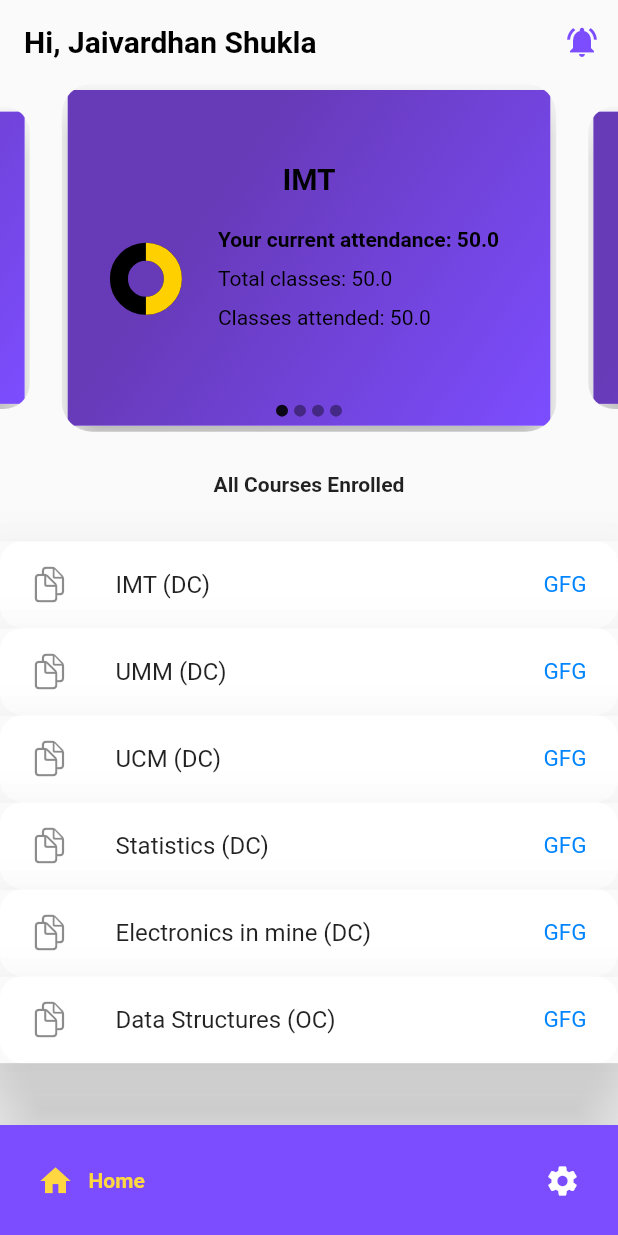
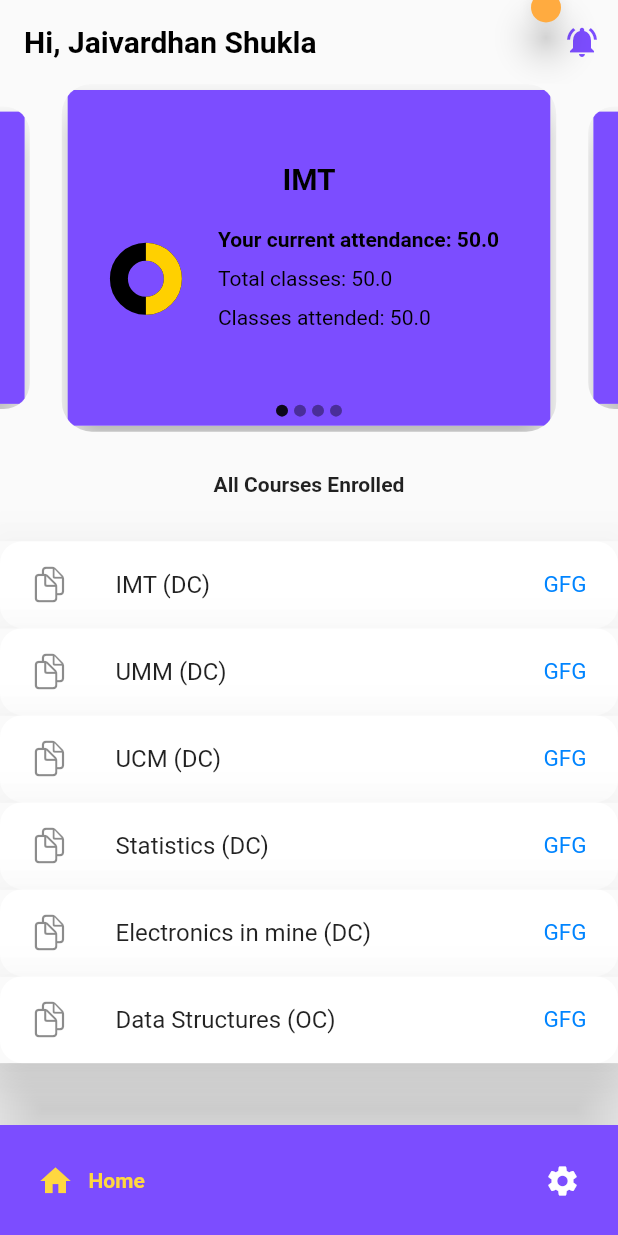
Before and after one commit to jaivsh/Attendance-app-for-department, a Flutter app: the HomeScreen screen opened directly, on a phone screen of 412 x 824 dp. Run offline on Flutter 3.47's test engine with Material 2 defaults, Android fonts, the phone set to English and light mode, and no system bars; drawn by our look-alikes of badges, carousel_slider, getwidget, google_nav_bar; our stand-ins replace cloud_firestore, firebase_core, flutter_swiper, google_fonts, open_file and 2 more; missing offline and left inert: dart:ffi, syncfusion_flutter_pdf; accounts and stored records are empty.

Commit message:
moving stuff

```diff
--- a/lib/home_screen.dart
+++ b/lib/home_screen.dart
@@ -9,6 +9,7 @@ import 'package:attendance_app/utilities/constants.dart';
 import 'package:flutter_swiper/flutter_swiper.dart';
 import 'package:getwidget/components/carousel/gf_carousel.dart';
 import 'package:google_nav_bar/google_nav_bar.dart';
+import 'package:badges/badges.dart';
 
 class HomeScreen extends StatefulWidget {
   const HomeScreen({super.key});
@@ -32,7 +33,7 @@ class _HomeScreenState extends State<HomeScreen> {
     return result;
   }
 
-  int _index = 0;
+  int academicnotofications = 0;
   @override
   Widget build(BuildContext context) {
     return Scaffold(
@@ -54,7 +55,15 @@ class _HomeScreenState extends State<HomeScreen> {
       extendBodyBehindAppBar: false,
       appBar: AppBar(
         actions: [
-          IconButton(
+          Badge(
+              elevation: 10,
+              badgeColor: Colors.orangeAccent,
+              padding: const EdgeInsets.all(10),
+              badgeContent: (academicnotofications != 0)
+                  ? Text('$academicnotofications')
+                  : null,
+              position: BadgePosition.topStart(),
+              child: IconButton(
                 onPressed: () {
                   Navigator.push(
                     context,
@@ -68,7 +77,7 @@ class _HomeScreenState extends State<HomeScreen> {
                 color: Colors.black,
                 tooltip: 'Show notifications',
                 highlightColor: Colors.black,
-          )
+              ))
         ],
         elevation: 0,
         backgroundColor: Colors.transparent,
@@ -209,7 +218,7 @@ class Item1 extends StatelessWidget {
                   1
                 ],
                 colors: [
-                  Colors.deepPurple,
+                  Colors.deepPurpleAccent,
                   Colors.deepPurpleAccent,
                 ]),
           ),
@@ -293,7 +302,7 @@ class Item2 extends StatelessWidget {
                   1
                 ],
                 colors: [
-                  Colors.deepPurple,
+                  Colors.deepPurpleAccent,
                   Colors.deepPurpleAccent,
                 ]),
           ),
@@ -377,7 +386,7 @@ class Item3 extends StatelessWidget {
                   1
                 ],
                 colors: [
-                  Colors.deepPurple,
+                  Colors.deepPurpleAccent,
                   Colors.deepPurpleAccent,
                 ]),
           ),
@@ -411,7 +420,7 @@ class Item3 extends StatelessWidget {
                           mainAxisAlignment: MainAxisAlignment.center,
                           crossAxisAlignment: CrossAxisAlignment.start,
                           children: [
-                            Text(
+                            const Text(
                               'Your current attendance: ${0.4 * 100}%',
                               style: const TextStyle(
                                   color: Colors.amber,
@@ -460,7 +469,7 @@ class Item4 extends StatelessWidget {
                   1
                 ],
                 colors: [
-                  Colors.deepPurple,
+                  Colors.deepPurpleAccent,
                   Colors.deepPurpleAccent,
                 ]),
           ),
--- a/pubspec.yaml
+++ b/pubspec.yaml
@@ -54,6 +54,8 @@ dependencies:
   syncfusion_flutter_pdf: ^18.4.47
   open_file: ^3.1.0
   path_provider: ^2.0.1
+  flutter_app_badger: ^1.5.0
+  badges: ^2.0.3
 
 
 dev_dependencies:
```
Also changed, not shown: lib/prof_alerts.dart (+61 -5 lines), lib/settings.dart (+92 -0 lines), pubspec.lock, 1 other file. Lines whose indentation alone changed are shown as unchanged.
